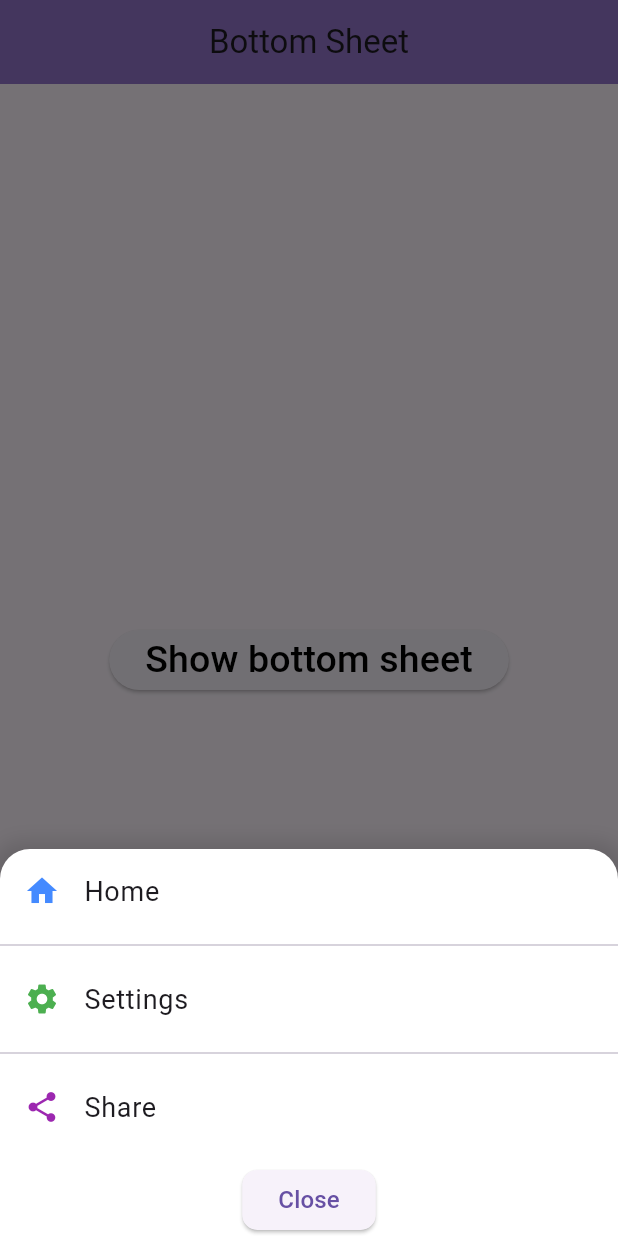
After one commit to azizbekyokhubov1999/flutter_widgets_training, a Flutter app: the screen it shows after launch, after a tap on "Show bottom sheet", on a phone screen of 412 x 824 dp. The commit adds this screen. Run offline on Flutter 3.47's test engine with Material 3 defaults, Android fonts, the phone set to English and light mode, and no system bars; our stand-ins replace another_carousel_pro, avatar_glow, country_picker, curved_navigation_bar, fl_chart, flutter_slidable and 15 more; missing offline and left inert: syncfusion_flutter_pdfviewer.

Commit message:
for video 65 - Making nav bar in bottom sheet

```diff
--- a/lib/main.dart
+++ b/lib/main.dart
@@ -3,6 +3,7 @@ import 'package:flutter_widgets_training/pages/modern_bottom_navbar.dart';
 import 'package:flutter_widgets_training/pages/pdf_reader.dart';
 import 'package:flutter_widgets_training/pages/remove_appbar_back_button.dart';
 import 'package:flutter_widgets_training/pages/shimmer_effect.dart';
+import 'package:flutter_widgets_training/pages/show_bottom_sheet.dart';
 
 
 //for onboarding example
@@ -89,7 +90,7 @@ class MyApp extends StatelessWidget {
       theme: ThemeData(
         useMaterial3: true
       ),
-      home: MyModernBNB(),
+      home: MyBottomSheet(),
     );
   }
 }
--- /dev/null
+++ b/lib/pages/show_bottom_sheet.dart
@@ -0,0 +1,126 @@
+import 'package:flutter/material.dart';
+
+class MyBottomSheet extends StatefulWidget {
+  const MyBottomSheet({super.key});
+
+  @override
+  State<MyBottomSheet> createState() => _MyBottomSheetState();
+}
+
+class _MyBottomSheetState extends State<MyBottomSheet> {
+  @override
+  Widget build(BuildContext context) {
+    return Scaffold(
+      appBar: AppBar(
+        backgroundColor: Colors.deepPurple[300],
+        title: Text("Bottom Sheet"),
+        centerTitle: true,
+      ),
+      body: Center(
+        child: ElevatedButton(
+            onPressed: (){
+              _showBottomSheet(context);
+            },
+            child: Text("Show bottom sheet",
+            style: TextStyle(
+              fontSize: 25,
+              fontWeight: FontWeight.w500,
+              color: Colors.black
+            ),
+            ),
+        ),
+      ),
+    );
+  }
+  void _showBottomSheet(BuildContext context) {
+    showModalBottomSheet(
+        context: context,
+        builder: (BuildContext context){
+          return Container(
+            decoration: BoxDecoration(
+              color: Colors.white,
+              borderRadius: BorderRadius.vertical(top: Radius.circular(20)
+              ),
+              boxShadow: [
+                BoxShadow(
+                  color: Colors.black12,
+                  spreadRadius: 5,
+                  blurRadius: 10,
+                )
+              ]
+            ),
+            child: Column(
+              mainAxisSize: MainAxisSize.min,
+              children: [
+                //for home
+                ListTile(
+                  leading: Icon(Icons.home,
+                  color: Colors.blueAccent,
+                  ),
+                  title: Text("Home",
+                  style: TextStyle(
+                    fontSize: 18
+                  ),
+                  ),
+                  onTap: (){
+                    Navigator.pop(context);
+                  },
+                ),
+                Divider(),
+                // for settings
+                ListTile(
+                  leading: Icon(Icons.settings,
+                  color: Colors.green,
+                  ),
+                  title: Text("Settings",
+                  style: TextStyle(
+                    fontSize: 18
+                  ),
+                  ),
+                  onTap: (){
+                    Navigator.pop(context);
+                  },
+                ),
+                Divider(),
+                // for share
+                ListTile(
+                  leading: Icon(Icons.share,
+                  color: Colors.purple,
+                  ),
+                  title: Text("Share",
+                  style: TextStyle(
+                    fontSize: 18
+                  ),
+                  ),
+                  onTap: (){
+                    Navigator.pop(context);
+                  },
+                ),
+
+                SizedBox(
+                  height: 10
+                ),
+
+                //for close btn
+                ElevatedButton(
+                    onPressed: (){
+                      Navigator.pop(context);
+                    },
+                    style: ElevatedButton.styleFrom(
+                    shape: RoundedRectangleBorder(
+                      borderRadius: BorderRadius.circular(10)
+                    ),
+                  ),
+                    child: Text("Close",
+                    style: TextStyle(
+                      fontSize: 16
+                    ),
+                    )
+                )
+              ],
+            ),
+          );
+        }
+    );
+  }
+}
```
